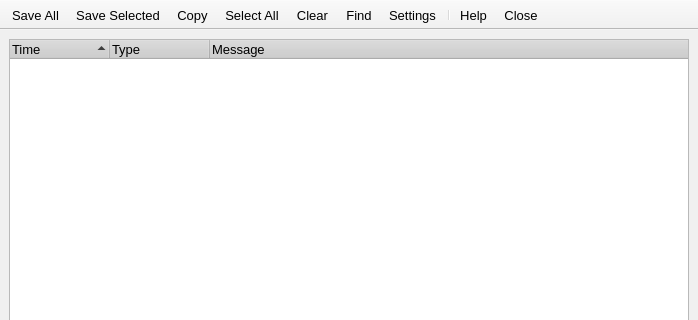
Before: the Qt Designer form src/gui/log/messagelog.ui in a-ilin/vidalia, drawn with Qt 5; both pictures show x 0 to 698 and y 0 to 320 of the 698 by 625 pixel window.
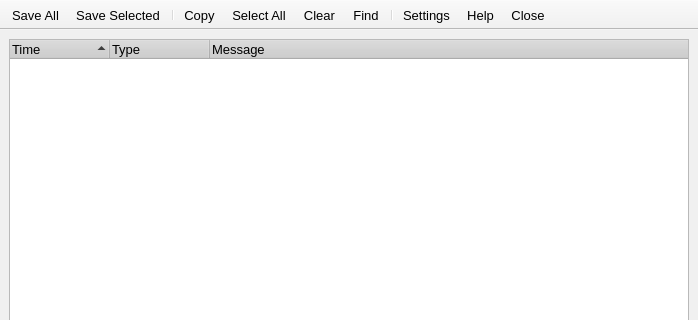
After: the same form once the commit is applied. Icons and pictures are not drawn. Custom widgets are drawn as their Qt base class.

Commit message:
Make the separators in the message log a little more logical.
svn:r1180

```diff
--- a/src/gui/log/messagelog.ui
+++ b/src/gui/log/messagelog.ui
@@ -694,12 +694,13 @@
    </attribute>
    <addaction name="actionSave_All" />
    <addaction name="actionSave_Selected" />
+   <addaction name="separator" />
    <addaction name="actionCopy" />
    <addaction name="actionSelect_All" />
    <addaction name="actionClear" />
    <addaction name="actionFind" />
+   <addaction name="separator" />
    <addaction name="actionSettings" />
-   <addaction name="separator" />
    <addaction name="actionHelp" />
    <addaction name="actionClose" />
   </widget>
```
